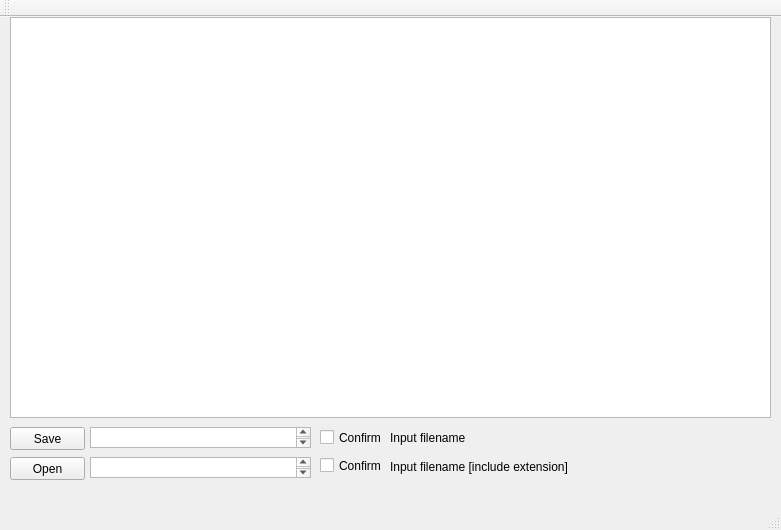
Before: the Qt Designer form TextEdit/mainwindow.ui in DanielMolina/Simple-Text-Editor, drawn with Qt 5.
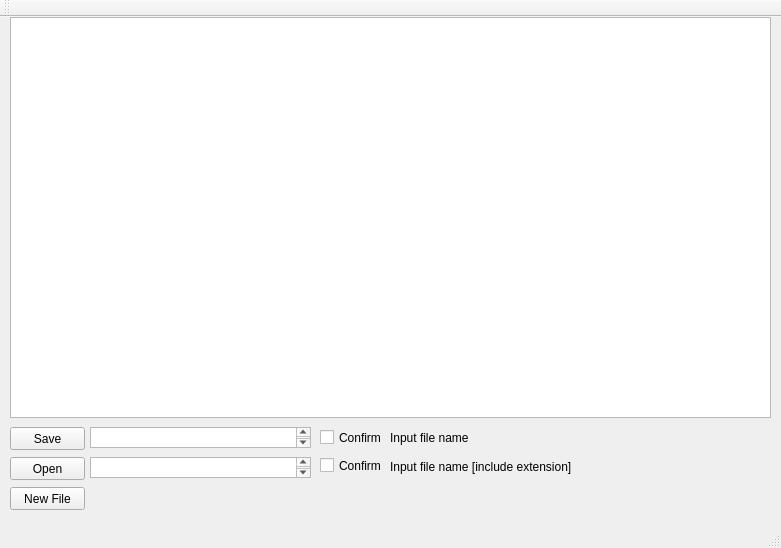
After: the same form once the commit is applied.

Commit message: added new document button and other small changes

The edit to the form file:
```diff
--- a/TextEdit/mainwindow.ui
+++ b/TextEdit/mainwindow.ui
@@ -7,7 +7,7 @@
     <x>0</x>
     <y>0</y>
     <width>781</width>
-    <height>530</height>
+    <height>548</height>
    </rect>
   </property>
   <property name="windowTitle">
@@ -70,7 +70,7 @@
      </rect>
     </property>
     <property name="text">
-     <string>Input filename</string>
+     <string>Input file name</string>
     </property>
    </widget>
    <widget class="QPushButton" name="pushButton_open">
@@ -119,7 +119,20 @@
      </rect>
     </property>
     <property name="text">
-     <string>Input filename [include extension]</string>
+     <string>Input file name [include extension]</string>
+    </property>
+   </widget>
+   <widget class="QPushButton" name="pushButton_2">
+    <property name="geometry">
+     <rect>
+      <x>10</x>
+      <y>470</y>
+      <width>75</width>
+      <height>23</height>
+     </rect>
+    </property>
+    <property name="text">
+     <string>New File</string>
     </property>
    </widget>
   </widget>
```
The commit also changes 8 other files.
